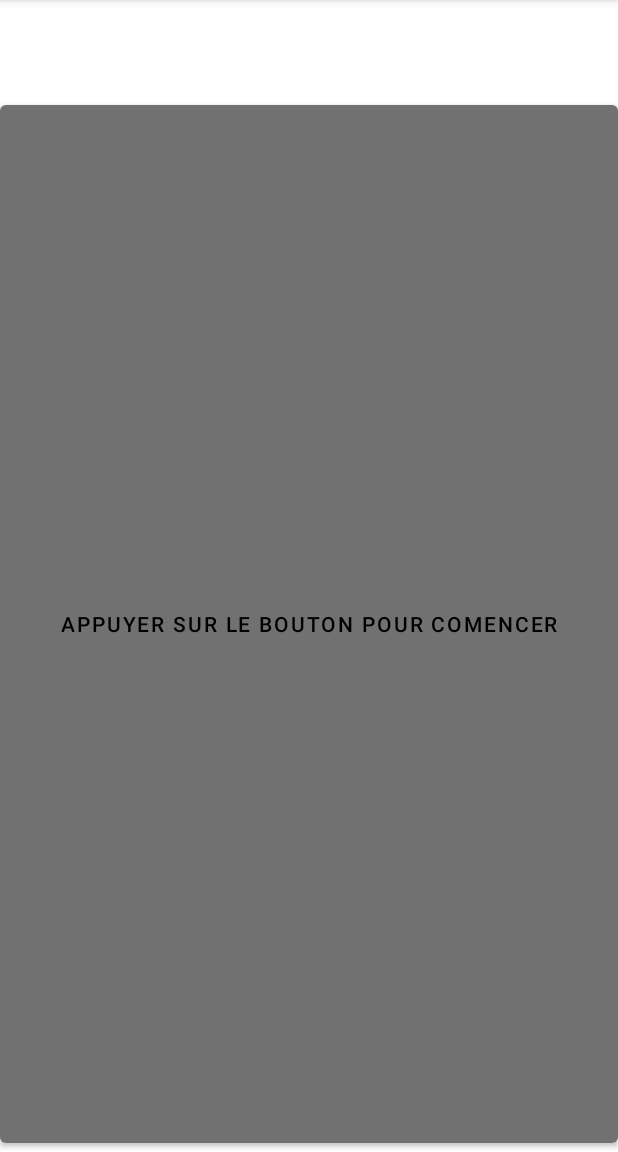
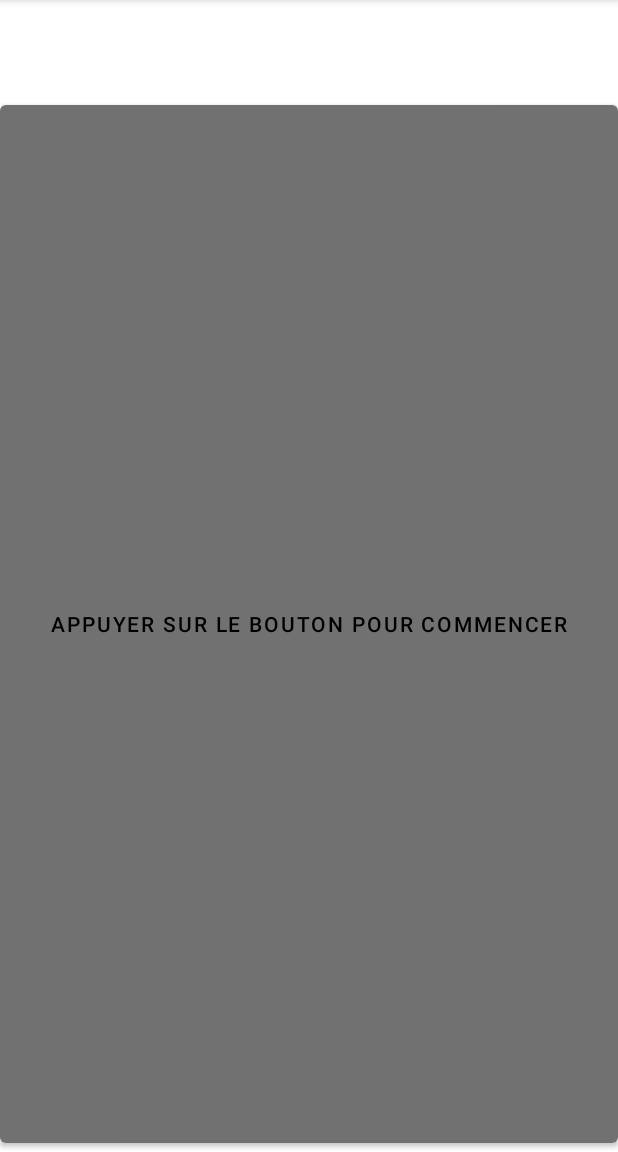
Before and after one commit to julienlanctot/IFT2905_Devoir1, an Android app: the screen it shows after launch (MainActivity), on a phone screen of 412 x 824 dp, the part 84-1236 px from its top. Run offline under Robolectric (Android 15) with nearby library versions, the phone set to English and light mode, and no system bars.

Commit message:
Affichage 'SUCCÈS' quand le bouton est vert

```diff
--- a/Devoir1/app/src/main/java/com/example/myapplication/MainActivity.java
+++ b/Devoir1/app/src/main/java/com/example/myapplication/MainActivity.java
@@ -102,7 +102,7 @@ public class MainActivity extends AppCompatActivity {
                     startime = System.currentTimeMillis();
                     btn.setBackgroundColor(getResources().getColor(R.color.green));
                     compteur++;
-                    btn.setText("");
+                    btn.setText("SUCCÈS");
 
                     isYellow = false;
                     timer.removeCallbacks(myRunnable);
--- a/Devoir1/app/src/main/res/values/strings.xml
+++ b/Devoir1/app/src/main/res/values/strings.xml
@@ -1,5 +1,5 @@
 <resources>
     <string name="app_name">Devoir1</string>
-    <string name="default_msg">APPUYER SUR LE BOUTON POUR COMENCER</string>
+    <string name="default_msg">APPUYER SUR LE BOUTON POUR COMMENCER</string>
     <string name="ingame_msg">VEUILLEZ ATTENDRE QUE LE BOUTON DEVIENNE JAUNE</string>
 </resources>
```
